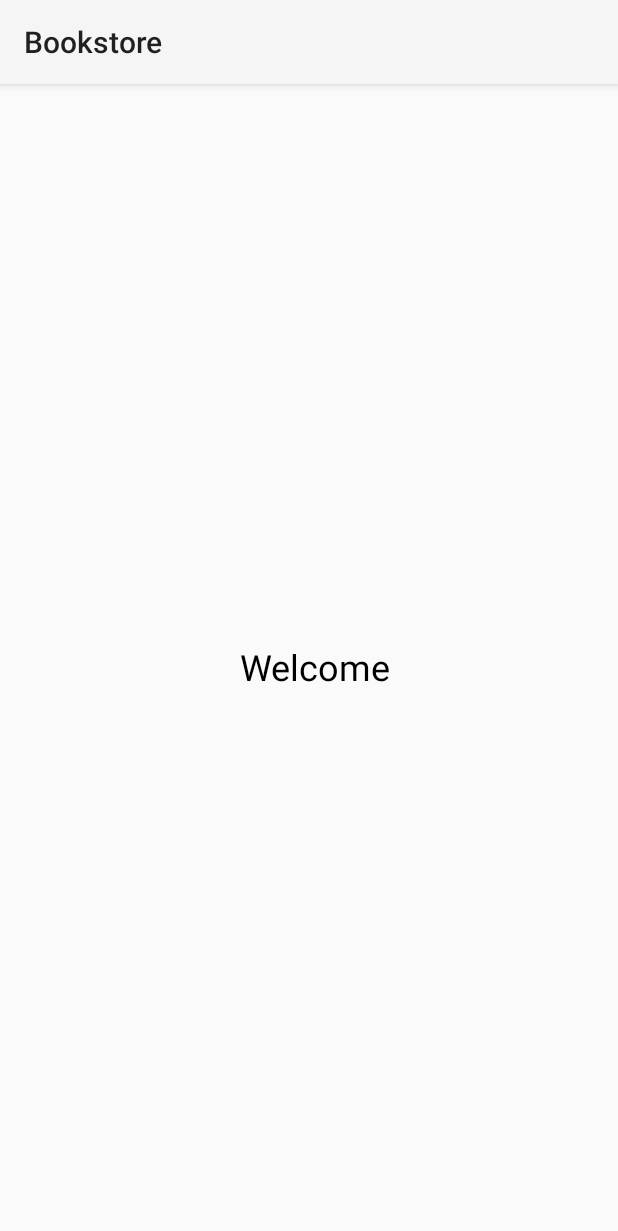
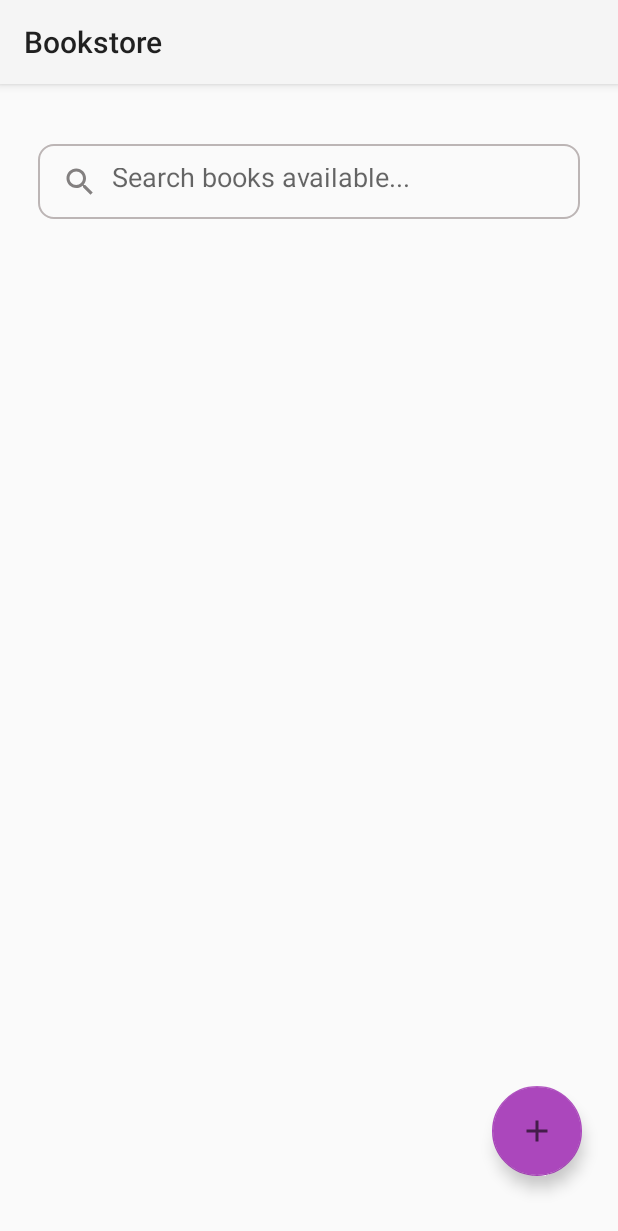
Before and after one commit to AOSP-NIT-Surat/Bookstore-Android, an Android app: the MainActivity screen opened directly, with no data from a screen before it, on a phone screen of 412 x 824 dp. Shown: the top 1231 px of the screen. Run offline under Robolectric (Android 15) with nearby library versions, the phone set to English and light mode, and no system bars.

Commit message:
UI: Created Home Page | Issue - #4 (#6)
* Search bar and floating Action button added to home page

* requested changes made

* updated runConfigurations.xml

```diff
--- a/app/build.gradle
+++ b/app/build.gradle
@@ -30,10 +30,11 @@ android {
 
 dependencies {
 
+    implementation 'com.google.android.material:material:1.5.0-alpha02'
     implementation 'androidx.appcompat:appcompat:1.3.1'
     implementation 'com.google.android.material:material:1.4.0'
-    implementation 'androidx.constraintlayout:constraintlayout:2.1.0'
-    testImplementation 'junit:junit:4.+'
+    implementation 'androidx.constraintlayout:constraintlayout:2.1.1'
+    testImplementation 'junit:junit:4.13.2'
     androidTestImplementation 'androidx.test.ext:junit:1.1.3'
     androidTestImplementation 'androidx.test.espresso:espresso-core:3.4.0'
 }
--- a/app/src/main/java/com/aosp/bookstore/MainActivity.java
+++ b/app/src/main/java/com/aosp/bookstore/MainActivity.java
@@ -2,12 +2,50 @@ package com.aosp.bookstore;
 
 import androidx.appcompat.app.AppCompatActivity;
 import android.os.Bundle;
+import android.view.View;
+import android.widget.TextView;
+import android.widget.Toast;
+
+import com.google.android.material.floatingactionbutton.FloatingActionButton;
 
 public class MainActivity extends AppCompatActivity {
+
+    FloatingActionButton expand;
+    FloatingActionButton sellBook;
+    TextView text;
+    Boolean isAllFabVisible;
 
     @Override
     protected void onCreate(Bundle savedInstanceState) {
         super.onCreate(savedInstanceState);
         setContentView(R.layout.activity_main);
+
+        expand = findViewById(R.id.expand);
+        sellBook = findViewById(R.id.sellBook);
+
+        text = findViewById(R.id.text);
+
+        sellBook.setVisibility(View.GONE);
+        text.setVisibility(View.GONE);
+
+        isAllFabVisible = false;
+
+        expand.setOnClickListener(view -> {
+            if (!isAllFabVisible) {
+
+                sellBook.show();
+                text.setVisibility(View.VISIBLE);
+
+                isAllFabVisible = true;
+            } else {
+
+                sellBook.hide();
+                text.setVisibility(View.GONE);
+
+                isAllFabVisible = false;
+            }
+        });
+
+        sellBook.setOnClickListener(view -> Toast.makeText(MainActivity.this, "Clicked!!", Toast.LENGTH_SHORT).show());
     }
 }
--- /dev/null
+++ b/app/src/main/res/drawable/ic_baseline_book_24.xml
@@ -0,0 +1,10 @@
+<vector xmlns:android="http://schemas.android.com/apk/res/android"
+    android:width="24dp"
+    android:height="24dp"
+    android:viewportWidth="24"
+    android:viewportHeight="24"
+    android:tint="?attr/colorControlNormal">
+  <path
+      android:fillColor="@android:color/white"
+      android:pathData="M18,2H6c-1.1,0 -2,0.9 -2,2v16c0,1.1 0.9,2 2,2h12c1.1,0 2,-0.9 2,-2V4c0,-1.1 -0.9,-2 -2,-2zM6,4h5v8l-2.5,-1.5L6,12V4z"/>
+</vector>
--- /dev/null
+++ b/app/src/main/res/drawable/ic_baseline_search_24.xml
@@ -0,0 +1,5 @@
+<vector android:height="24dp" android:tint="#838080"
+    android:viewportHeight="24" android:viewportWidth="24"
+    android:width="24dp" xmlns:android="http://schemas.android.com/apk/res/android">
+    <path android:fillColor="@android:color/white" android:pathData="M15.5,14h-0.79l-0.28,-0.27C15.41,12.59 16,11.11 16,9.5 16,5.91 13.09,3 9.5,3S3,5.91 3,9.5 5.91,16 9.5,16c1.61,0 3.09,-0.59 4.23,-1.57l0.27,0.28v0.79l5,4.99L20.49,19l-4.99,-5zM9.5,14C7.01,14 5,11.99 5,9.5S7.01,5 9.5,5 14,7.01 14,9.5 11.99,14 9.5,14z"/>
+</vector>
--- /dev/null
+++ b/app/src/main/res/drawable/ic_expand.xml
@@ -0,0 +1,5 @@
+<vector android:height="50dp" android:tint="?attr/colorControlNormal"
+    android:viewportHeight="24" android:viewportWidth="24"
+    android:width="50dp" xmlns:android="http://schemas.android.com/apk/res/android">
+    <path android:fillColor="@android:color/white" android:pathData="M19,13h-6v6h-2v-6H5v-2h6V5h2v6h6v2z"/>
+</vector>
--- /dev/null
+++ b/app/src/main/res/drawable/search_bg.xml
@@ -0,0 +1,13 @@
+<?xml version="1.0" encoding="utf-8"?>
+<shape xmlns:android="http://schemas.android.com/apk/res/android">
+
+    <corners
+        android:topRightRadius="10dp"
+        android:topLeftRadius="10dp"
+        android:bottomLeftRadius="10dp"
+        android:bottomRightRadius="10dp"/>
+
+    <stroke
+        android:width="1dp"
+        android:color="#BCB5B5"/>
+</shape>
--- a/app/src/main/res/layout/activity_main.xml
+++ b/app/src/main/res/layout/activity_main.xml
@@ -7,18 +7,82 @@
     android:layout_height="match_parent"
     tools:context=".MainActivity">
 
-    <TextView
-            android:text="@string/welcome"
+    <com.google.android.material.floatingactionbutton.FloatingActionButton
+        android:id="@+id/expand"
         android:layout_width="wrap_content"
         android:layout_height="wrap_content"
-            android:id="@+id/textView"
-            android:textSize="24sp"
-            android:textColor="@color/black"
+        android:layout_gravity="end"
+        android:layout_marginEnd="24dp"
+        android:layout_marginRight="24dp"
+        android:layout_marginBottom="40dp"
+        android:clickable="true"
+        app:backgroundTint="#AB47BC"
+        app:fabCustomSize="60dp"
+        app:layout_constraintBottom_toBottomOf="parent"
+        app:layout_constraintEnd_toEndOf="parent"
+        app:srcCompat="@drawable/ic_expand"
+        tools:ignore="VectorDrawableCompat" />
+
+    <com.google.android.material.floatingactionbutton.FloatingActionButton
+        android:id="@+id/sellBook"
+        android:layout_width="wrap_content"
+        android:layout_height="wrap_content"
+        android:layout_marginBottom="24dp"
+        app:fabCustomSize="60dp"
+        app:backgroundTint="#AB47BC"
+        app:layout_constraintBottom_toTopOf="@+id/expand"
+        app:layout_constraintEnd_toEndOf="@+id/expand"
+        app:layout_constraintStart_toStartOf="@+id/expand"
+        android:src="@drawable/ic_baseline_book_24"
+        tools:ignore="VectorDrawableCompat" />
+
+    <TextView
+        android:id="@+id/text"
+        android:layout_width="wrap_content"
+        android:layout_height="wrap_content"
+        android:layout_marginEnd="8dp"
+        android:text="Sell Books"
+        android:textSize="15dp"
+        app:layout_constraintBottom_toBottomOf="@+id/sellBook"
+        app:layout_constraintEnd_toStartOf="@+id/sellBook"
+        app:layout_constraintTop_toTopOf="@+id/sellBook"
+        android:layout_marginRight="8dp" />
+
+    <EditText
+        android:id="@+id/search_bar"
+        android:layout_width="0dp"
+        android:layout_height="50dp"
+        android:layout_marginLeft="25dp"
+        android:layout_marginTop="40dp"
+        android:layout_marginRight="25dp"
+        android:background="@drawable/search_bg"
+        android:drawableStart="@drawable/ic_baseline_search_24"
+        android:drawableLeft="@drawable/ic_baseline_search_24"
+        android:ems="10"
+        android:hint="  Search books available..."
+        android:inputType="textPersonName"
+        android:padding="16dp"
+        android:paddingLeft="16dp"
+        app:layout_constraintEnd_toEndOf="parent"
+        app:layout_constraintHorizontal_bias="0.497"
         app:layout_constraintStart_toStartOf="parent"
-            app:layout_constraintTop_toTopOf="parent"
+        app:layout_constraintTop_toTopOf="parent" />
+
+    <ScrollView
+        android:layout_width="0dp"
+        android:layout_height="600dp"
+        android:layout_marginBottom="24dp"
+        android:layout_marginLeft="10dp"
+        android:layout_marginRight="10dp"
+        app:layout_constraintBottom_toBottomOf="parent"
         app:layout_constraintEnd_toEndOf="parent"
-            app:layout_constraintBottom_toBottomOf="parent"
-            android:layout_marginTop="8dp"
-            android:layout_marginLeft="8dp"
-            android:layout_marginStart="8dp"/>
+        app:layout_constraintHorizontal_bias="0.333"
+        app:layout_constraintStart_toStartOf="parent">
+
+        <LinearLayout
+            android:layout_width="match_parent"
+            android:layout_height="wrap_content"
+            android:orientation="vertical" />
+    </ScrollView>
+
 </androidx.constraintlayout.widget.ConstraintLayout>
```
Also changed, not shown: app/src/main/java/com/aosp/bookstore/login/LoginActivity.java (line endings or trailing spaces). Lines whose indentation alone changed are shown as unchanged.
